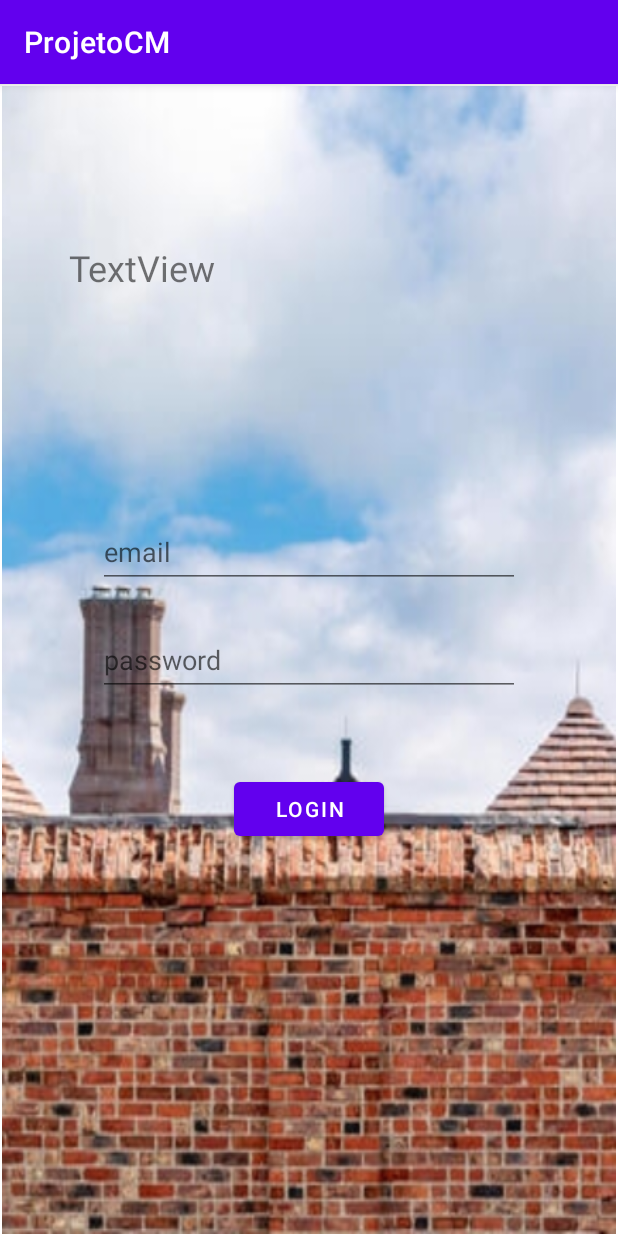
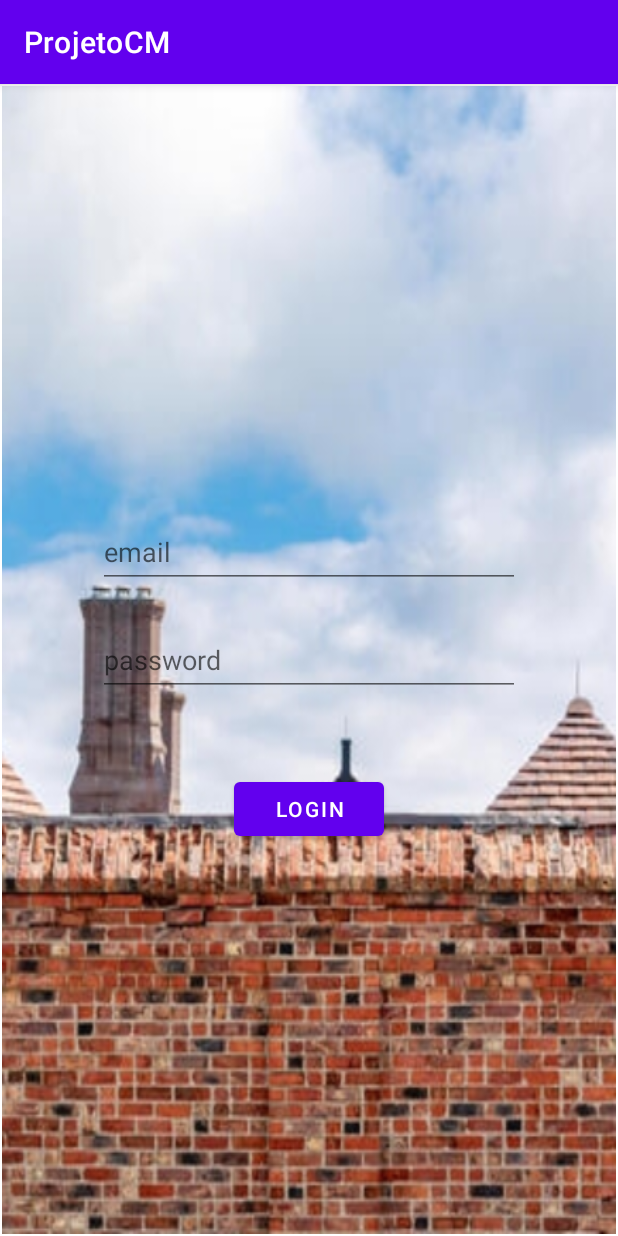
Before and after one commit to JoMI103/ProjetoCM, an Android app: the LoginFragment screen opened through its navigation route, on a phone screen of 412 x 824 dp. Run offline under Robolectric (Android 15) with nearby library versions, the phone set to English and light mode, and no system bars; our stand-ins replace Firebase (no records; nobody signed in at launch, a user with empty details on screens opened directly); Roboto replaces fonts that are not available here.

Commit message:
chimney Mini alterações

```diff
--- a/app/src/main/res/layout/activity_restart.xml
+++ b/app/src/main/res/layout/activity_restart.xml
@@ -45,8 +45,8 @@
         android:layout_height="53dp"
         android:layout_marginBottom="56dp"
         android:ems="10"
+        android:hint="Name"
         android:inputType="textPersonName"
-        android:text="Name"
         app:layout_constraintBottom_toTopOf="@+id/buttonBack"
         app:layout_constraintEnd_toEndOf="parent"
         app:layout_constraintHorizontal_bias="0.497"
--- a/app/src/main/res/layout/fragment_login.xml
+++ b/app/src/main/res/layout/fragment_login.xml
@@ -58,16 +58,4 @@ app:layout_constraintEnd_toEndOf="parent"
 app:layout_constraintStart_toStartOf="parent"
 app:layout_constraintTop_toBottomOf="@+id/editTextPassword" />
 
-    <TextView
-        android:id="@+id/textView"
-        android:layout_width="wrap_content"
-        android:layout_height="wrap_content"
-        android:text="TextView"
-        android:textSize="24sp"
-        app:layout_constraintBottom_toBottomOf="parent"
-        app:layout_constraintEnd_toEndOf="parent"
-        app:layout_constraintHorizontal_bias="0.144"
-        app:layout_constraintStart_toStartOf="parent"
-        app:layout_constraintTop_toTopOf="parent"
-        app:layout_constraintVertical_bias="0.143" />
 </androidx.constraintlayout.widget.ConstraintLayout>
```
